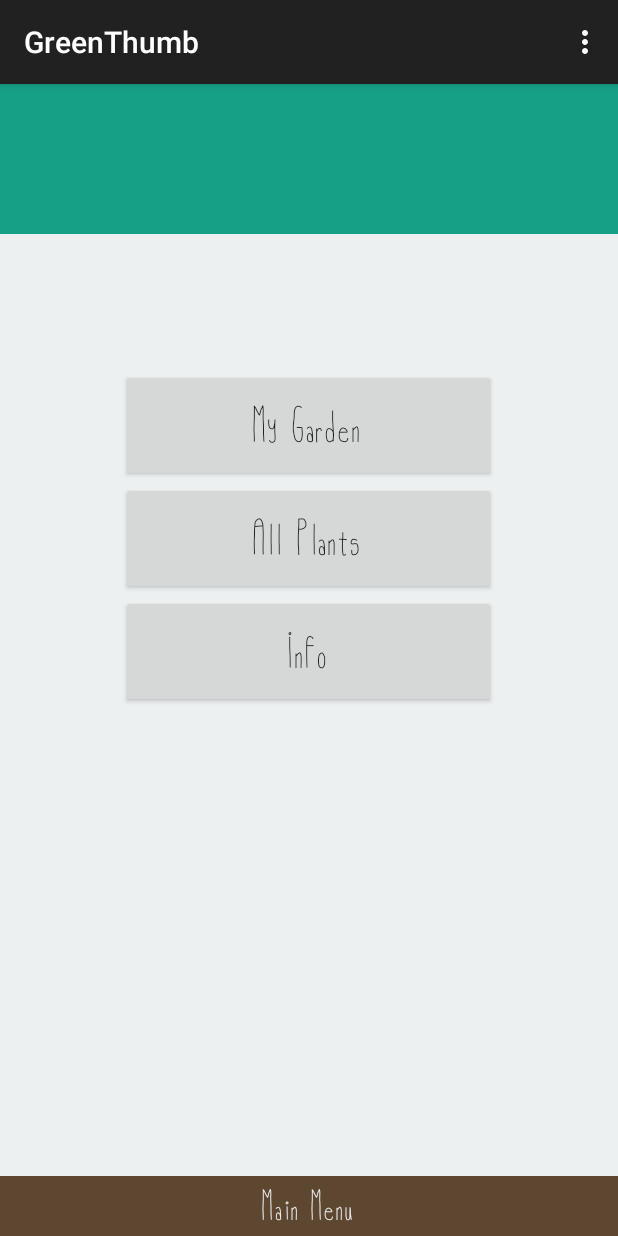
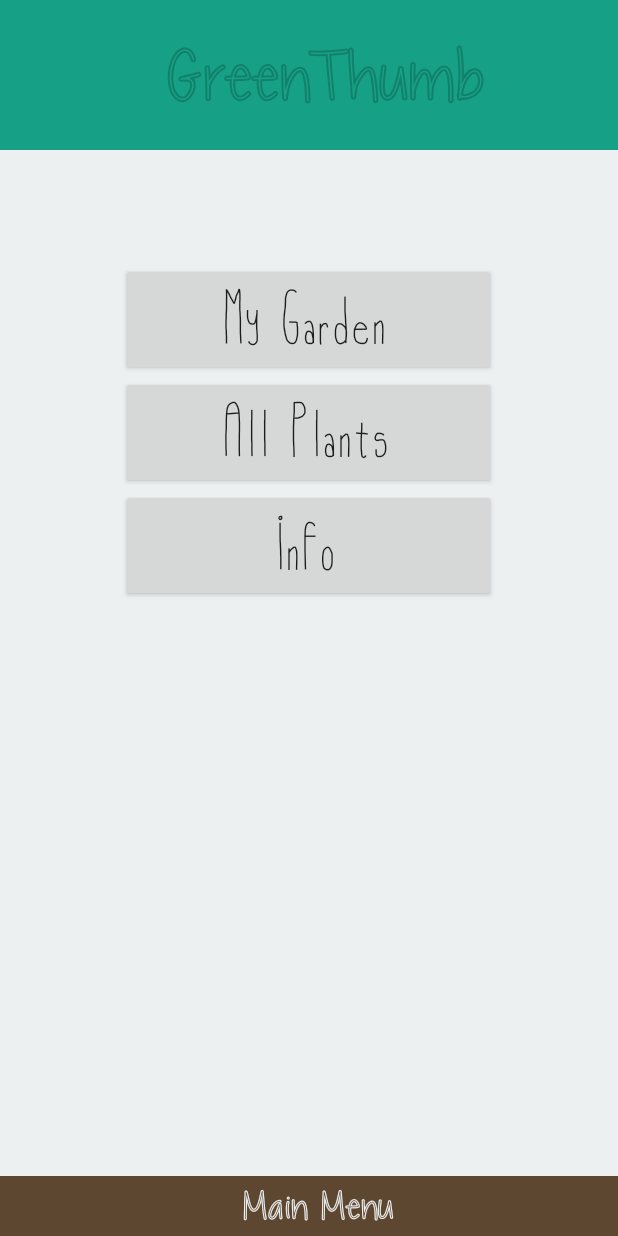
Before and after one commit to haihoang20/GreenThumb, an Android app: the screen it shows after launch (MainActivity), on a phone screen of 412 x 824 dp. Run offline under Robolectric (Android 15) with nearby library versions, the phone set to English and light mode, and no system bars.

Commit message:
Finished Main Menu, added one activity page

```diff
--- a/app/src/main/AndroidManifest.xml
+++ b/app/src/main/AndroidManifest.xml
@@ -16,6 +16,10 @@
                 <category android:name="android.intent.category.LAUNCHER" />
             </intent-filter>
         </activity>
+        <activity
+            android:name=".MyGarden"
+            android:label="@string/title_activity_my_garden" >
+        </activity>
     </application>
 
 </manifest>
--- a/app/src/main/java/beangames/greenthumb/MainActivity.java
+++ b/app/src/main/java/beangames/greenthumb/MainActivity.java
@@ -1,25 +1,36 @@
 package beangames.greenthumb;
 
+import android.app.Activity;
+import android.content.Intent;
 import android.graphics.Typeface;
 import android.support.v7.app.ActionBarActivity;
 import android.os.Bundle;
 import android.view.Menu;
 import android.view.MenuItem;
+import android.view.View;
 import android.widget.Button;
 import android.widget.TextView;
 
 
-public class MainActivity extends ActionBarActivity {
+public class MainActivity extends Activity {
     private Button myGardenButton;
     private Button allPlantsButton;
     private Button infoButton;
     private TextView mainMenuText;
+    private TextView topBarText;
 
     @Override
     protected void onCreate(Bundle savedInstanceState) {
         super.onCreate(savedInstanceState);
-
         setContentView(R.layout.activity_main);
+        setFont();
+        myGardenButton.setOnClickListener(new View.OnClickListener(){
+            @Override
+            public void onClick(View v) {
+                Intent goToMyGarden = new Intent(getBaseContext(), MyGarden.class);
+                startActivity(goToMyGarden);
+            }
+        });
     }
 
 
@@ -28,7 +39,6 @@ public class MainActivity extends ActionBarActivity {
     public boolean onCreateOptionsMenu(Menu menu) {
         // Inflate the menu; this adds items to the action bar if it is present.
         getMenuInflater().inflate(R.menu.menu_main, menu);
-        setFont();
         return true;
     }
 
@@ -49,18 +59,24 @@ public class MainActivity extends ActionBarActivity {
 
     public void setFont(){
         String fontPath = "fonts/OlivesFont.ttf";
+        String fontTitle = "fonts/Chocolate.ttf";
         Typeface tf =Typeface.createFromAsset(getAssets(),fontPath);
+        Typeface tfmenu = Typeface.createFromAsset(getAssets(),fontTitle);
         myGardenButton = (Button)findViewById(R.id.my_garden);
         allPlantsButton = (Button)findViewById(R.id.all_plants);
         infoButton = (Button)findViewById(R.id.info);
         mainMenuText=(TextView)findViewById(R.id.main_menu);
+        topBarText = (TextView)findViewById(R.id.top_bar);
         myGardenButton.setTypeface(tf);
         allPlantsButton.setTypeface(tf);
         infoButton.setTypeface(tf);
-        mainMenuText.setTypeface(tf);
+        mainMenuText.setTypeface(tfmenu);
+        topBarText.setTypeface(tfmenu);
 
     }
 
 
 
+
+
 }
--- a/app/src/main/res/layout/activity_main.xml
+++ b/app/src/main/res/layout/activity_main.xml
@@ -3,60 +3,69 @@
     android:layout_width="match_parent"
     android:layout_height="match_parent"
     android:background="#ecf0f1"
-    tools:context=".MainActivity">
+    tools:context=".MainActivity"
+    android:nestedScrollingEnabled="true">
+
 
     <TextView
+        android:textStyle="bold"
         android:id="@+id/top_bar"
         android:background="#16a085"
+        android:text="GreenThumb"
+        android:textColor="#12806A"
+        android:textSize="65dp"
+        android:gravity="center"
         android:layout_width="match_parent"
         android:layout_height="100dp"
         />
 
     <TextView
         android:id="@+id/main_menu"
-        android:textStyle="bold"
         android:background="#5E4731"
         android:layout_alignParentBottom="true"
         android:layout_width="match_parent"
         android:layout_height="40dp"
         android:text="Main Menu"
-        android:textSize="25dp"
+        android:textSize="35dp"
         android:textColor="#ecf0f1"
-        android:gravity="center"/>
+        android:gravity="center"
+        android:textStyle="bold" />
 
     <Button
-        android:textStyle="italic"
-        android:layout_marginTop="90dp"
+        android:layout_marginTop="75dp"
         android:id="@+id/my_garden"
         android:layout_width="250dp"
         android:layout_height="75dp"
         android:layout_below="@id/top_bar"
         android:text="My Garden"
-        android:textSize="30dp"
+        android:textSize="45dp"
         android:layout_centerHorizontal="true"
-        android:textAllCaps="false"/>
+        android:textAllCaps="false"
+        android:nestedScrollingEnabled="false"
+        android:clickable="true"
+        />
 
     <Button
-        android:textStyle="italic"
         android:id="@+id/all_plants"
         android:layout_width="250dp"
         android:layout_height="75dp"
         android:layout_below="@id/my_garden"
         android:text="All Plants"
-        android:textSize="30dp"
+        android:textSize="45dp"
         android:textAllCaps="false"
-        android:layout_centerHorizontal="true"/>
+        android:layout_centerHorizontal="true"
+        android:clickable="true" />
     <Button
         android:id="@+id/info"
-        android:typeface="serif"
         android:textStyle="italic"
         android:layout_width="250dp"
         android:layout_height="75dp"
         android:layout_below="@id/all_plants"
         android:text="Info"
-        android:textSize="30dp"
+        android:textSize="45dp"
         android:textAllCaps="false"
-        android:layout_centerHorizontal="true"/>
+        android:layout_centerHorizontal="true"
+        android:clickable="true" />
 
 
 
--- /dev/null
+++ b/app/src/main/res/menu/menu_my_garden.xml
@@ -0,0 +1,6 @@
+<menu xmlns:android="http://schemas.android.com/apk/res/android"
+    xmlns:app="http://schemas.android.com/apk/res-auto"
+    xmlns:tools="http://schemas.android.com/tools" tools:context="beangames.greenthumb.MyGarden">
+    <item android:id="@+id/action_settings" android:title="@string/action_settings"
+        android:orderInCategory="100" app:showAsAction="never" />
+</menu>
--- a/app/src/main/res/values/strings.xml
+++ b/app/src/main/res/values/strings.xml
@@ -4,5 +4,6 @@
     <string name="app_name">GreenThumb</string>
     <string name="hello_world">Hello world!</string>
     <string name="action_settings">Settings</string>
+    <string name="title_activity_my_garden">MyGarden</string>
 
 </resources>
```
Also changed, not shown: app/src/main/java/beangames/greenthumb/MyGarden.java (added, +39 -0 lines), app/src/main/res/layout/activity_my_garden.xml (added, +12 -0 lines), app/src/main/assets/fonts/Chocolate.ttf (added), app/src/main/assets/fonts/Driftwood.ttf (added).
